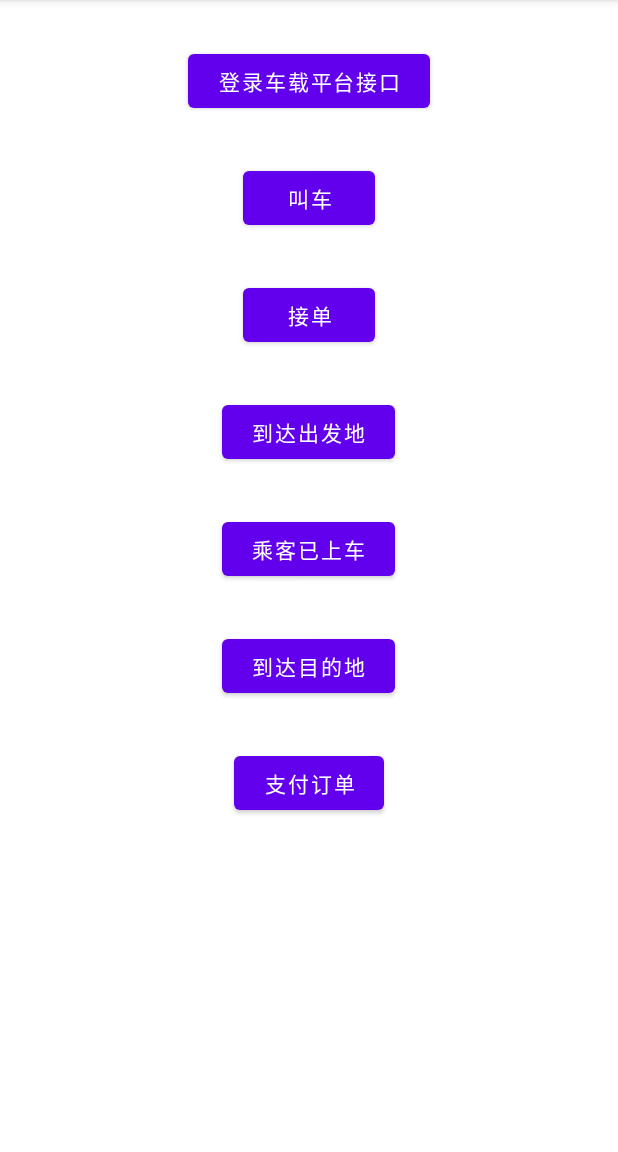
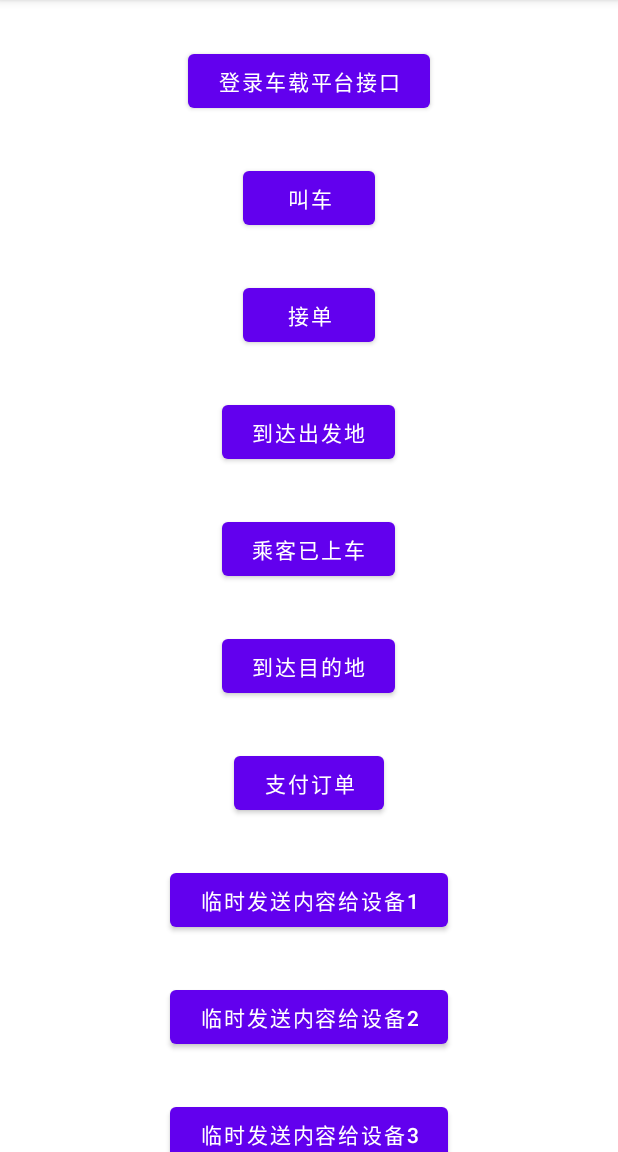
Before and after one commit to faithyee-89/appo_pickcar, an Android app: the screen it shows after launch (MainActivity), on a phone screen of 412 x 824 dp, the part 84-1236 px from its top. Run offline under Robolectric (Android 15) with nearby library versions, the phone set to English and light mode, and no system bars.

Commit message:
新增接口测试

```diff
--- a/app/src/main/java/com/appotronics/appo_car_app/api/DidiService.java
+++ b/app/src/main/java/com/appotronics/appo_car_app/api/DidiService.java
@@ -70,4 +70,12 @@ public interface DidiService {
             @Field("opt") String opt
     );
 
+    @POST("driver/send_media_temp")
+    @FormUrlEncoded
+    Call<CommonResult> sendMediaTemp(
+            @Field("gsn") String gsn,
+            @Field("file_name") String file_name
+    );
+
+
 }
--- a/app/src/main/java/com/appotronics/appo_car_app/bean/CommonResult.java
+++ b/app/src/main/java/com/appotronics/appo_car_app/bean/CommonResult.java
@@ -8,7 +8,6 @@ import java.util.List;
  * @data: 2023/3/23 18:14
  */
 public class CommonResult {
-
 
     private Integer code;
     private List<?> data;
--- a/app/src/main/res/layout/activity_main.xml
+++ b/app/src/main/res/layout/activity_main.xml
@@ -82,6 +82,42 @@
                 android:paddingVertical="6dp"
                 android:text="支付订单" />
 
+            <Button
+                android:layout_width="wrap_content"
+                android:layout_height="wrap_content"
+                android:layout_marginTop="30dp"
+                android:onClick="mediaTempV1"
+                android:paddingHorizontal="20dp"
+                android:paddingVertical="6dp"
+                android:text="临时发送内容给设备1" />
+
+            <Button
+                android:layout_width="wrap_content"
+                android:layout_height="wrap_content"
+                android:layout_marginTop="30dp"
+                android:onClick="mediaTempV2"
+                android:paddingHorizontal="20dp"
+                android:paddingVertical="6dp"
+                android:text="临时发送内容给设备2" />
+
+            <Button
+                android:layout_width="wrap_content"
+                android:layout_height="wrap_content"
+                android:layout_marginTop="30dp"
+                android:onClick="mediaTempV3"
+                android:paddingHorizontal="20dp"
+                android:paddingVertical="6dp"
+                android:text="临时发送内容给设备3" />
+
+            <Button
+                android:layout_width="wrap_content"
+                android:layout_height="wrap_content"
+                android:layout_marginTop="30dp"
+                android:onClick="mediaTempV4"
+                android:paddingHorizontal="20dp"
+                android:paddingVertical="6dp"
+                android:text="临时发送内容给设备4" />
+
         </LinearLayout>
 
     </ScrollView>
--- a/build.gradle
+++ b/build.gradle
@@ -1,6 +1,6 @@
 // Top-level build file where you can add configuration options common to all sub-projects/modules.
 plugins {
-    id 'com.android.application' version '7.4.2' apply false
-    id 'com.android.library' version '7.4.2' apply false
+    id 'com.android.application' version '7.3.1' apply false
+    id 'com.android.library' version '7.3.1' apply false
     id 'org.jetbrains.kotlin.android' version '1.8.0' apply false
 }
```
Also changed, not shown: app/src/main/java/com/appotronics/appo_car_app/MainActivity.kt (+58 -1 lines).
